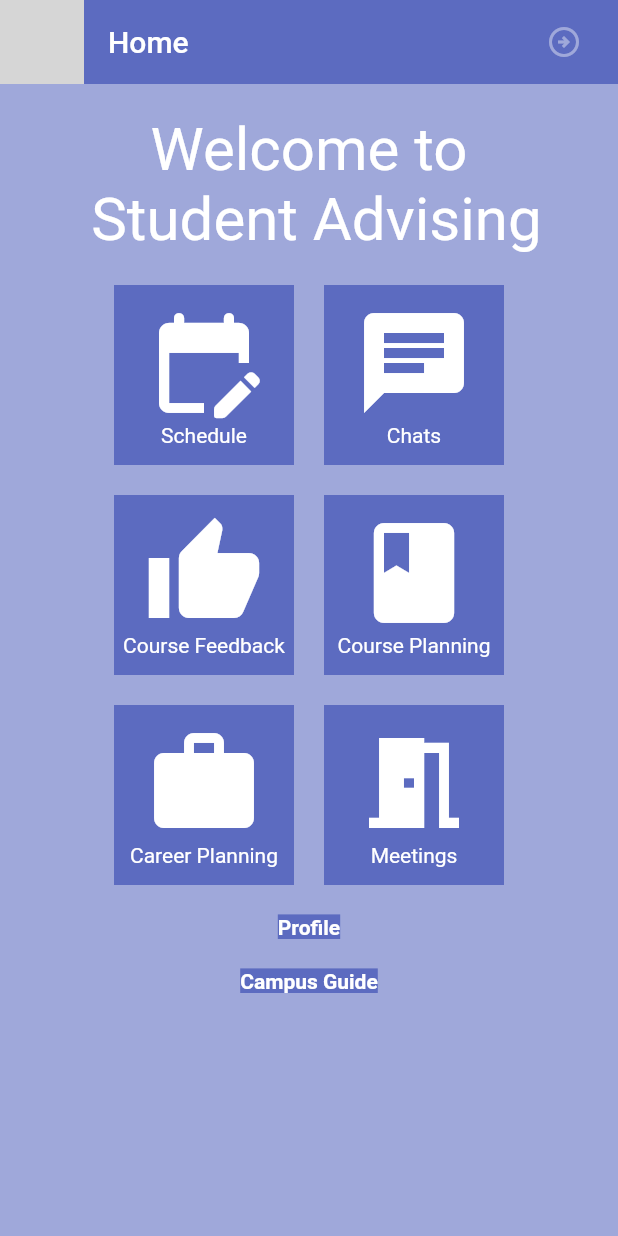
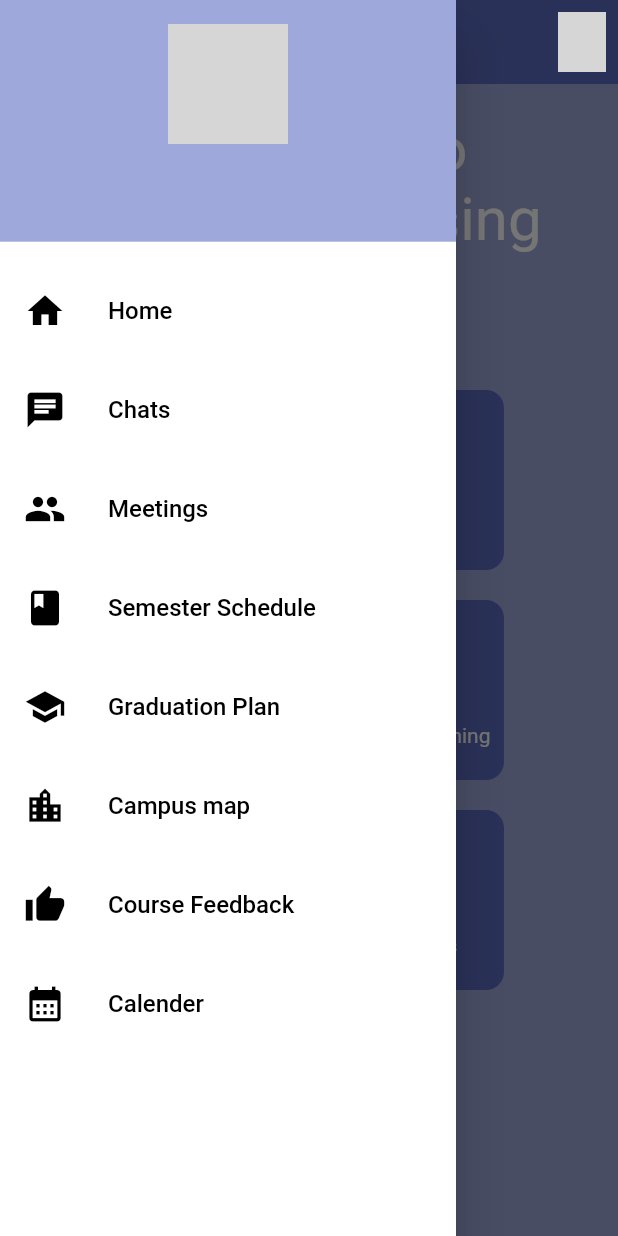
Before and after one commit to ghaidaajahjah/FYP_StudentAdvising, a Flutter app: the screen it shows once a user with an empty profile is signed in, with the side drawer open (before the commit the screen has no drawer), on a phone screen of 412 x 824 dp. Run offline on Flutter 3.47's test engine with Material 2 defaults, Android fonts, the phone set to English and light mode, and no system bars; our stand-ins replace cloud_firestore, firebase_auth, firebase_core, firebase_storage, flutter_spinkit, google_maps_flutter and 2 more; missing offline and left inert: flutter_polyline_points; accounts and stored records are empty; network calls fail; grey boxes are pictures that could not be loaded.

Commit message:
Demo ready

```diff
--- a/lib/main.dart
+++ b/lib/main.dart
@@ -3,6 +3,7 @@ import 'package:firebase_core/firebase_core.dart';
 import 'package:flutter/material.dart';
 import 'package:provider/provider.dart';
 import 'package:student_advising_app/models/user.dart';
+import 'package:student_advising_app/screens/profile/profilePicScreen.dart';
 import 'package:student_advising_app/screens/wrapper.dart';
 import 'package:student_advising_app/services/auth.dart';
 
@@ -23,6 +24,7 @@ class MyApp extends StatelessWidget {
       value: AuthService().user,
       child: MaterialApp(
         home: Wrapper(),
+        routes: {'/profile': (context) => profilePicScreen()},
       ),
     );
   }
--- a/lib/models/user.dart
+++ b/lib/models/user.dart
@@ -4,7 +4,7 @@ class MyUser {
   final String? lastName;
   final String? major;
   final String email;
-  late final String profilePic;
+  String? profilePic;
   final bool? isADvisor;
 
   MyUser(
--- /dev/null
+++ b/lib/screens/home/drawer.dart
@@ -0,0 +1,185 @@
+import 'package:flutter/material.dart';
+import 'package:flutter/src/widgets/container.dart';
+import 'package:flutter/src/widgets/framework.dart';
+import 'package:provider/provider.dart';
+import 'package:student_advising_app/models/user.dart';
+
+class NavDrawer extends StatelessWidget {
+  const NavDrawer({super.key});
+
+  @override
+  Widget build(BuildContext context) {
+    MyUser user = Provider.of<MyUser>(context);
+    String pageRouteName = '';
+    return Drawer(
+      backgroundColor: Colors.white,
+      child: ListView(
+        padding: EdgeInsets.zero,
+        children: <Widget>[
+          DrawerHeader(
+            decoration: BoxDecoration(color: Colors.indigo[200]),
+            child: Column(
+              children: [
+                CircleAvatar(
+                  backgroundImage: NetworkImage(user.profilePic!),
+                  radius: 40,
+                ),
+                const SizedBox(
+                  height: 15,
+                ),
+                Text(
+                  ' ${user.firstName} ${user.lastName}',
+                  style: const TextStyle(color: Colors.black, fontSize: 25),
+                ),
+              ],
+            ),
+          ),
+          const SizedBox(
+            height: 10,
+          ),
+          ListTile(
+            leading: const Icon(
+              Icons.home,
+              color: Colors.black,
+              size: 28,
+            ),
+            title: const Text(
+              'Home',
+              style: TextStyle(
+                color: Colors.black,
+                fontSize: 16,
+              ),
+            ),
+            onTap: () => {},
+          ),
+          const SizedBox(
+            height: 10,
+          ),
+          ListTile(
+            leading: const Icon(
+              Icons.chat,
+              color: Colors.black,
+              size: 28,
+            ),
+            title: const Text(
+              'Chats',
+              style: TextStyle(
+                color: Colors.black,
+                fontSize: 16,
+              ),
+            ),
+            onTap: () => {},
+          ),
+          const SizedBox(
+            height: 10,
+          ),
+          ListTile(
+            leading: const Icon(
+              Icons.group,
+              color: Colors.black,
+              size: 28,
+            ),
+            title: const Text(
+              'Meetings',
+              style: TextStyle(
+                color: Colors.black,
+                fontSize: 16,
+              ),
+            ),
+            onTap: () => {},
+          ),
+          const SizedBox(
+            height: 10,
+          ),
+          ListTile(
+            leading: const Icon(
+              Icons.book,
+              color: Colors.black,
+              size: 28,
+            ),
+            title: const Text(
+              'Semester Schedule',
+              style: TextStyle(
+                color: Colors.black,
+                fontSize: 16,
+              ),
+            ),
+            onTap: () => {},
+          ),
+          const SizedBox(
+            height: 10,
+          ),
+          ListTile(
+            leading: const Icon(
+              Icons.school,
+              color: Colors.black,
+              size: 28,
+            ),
+            title: const Text(
+              'Graduation Plan',
+              style: TextStyle(
+                color: Colors.black,
+                fontSize: 16,
+              ),
+            ),
+            onTap: () => {},
+          ),
+          const SizedBox(
+            height: 10,
+          ),
+          ListTile(
+            leading: const Icon(
+              Icons.location_city,
+              color: Colors.black,
+              size: 28,
+            ),
+            title: const Text(
+              'Campus map',
+              style: TextStyle(
+                color: Colors.black,
+                fontSize: 16,
+              ),
+            ),
+            onTap: () {},
+          ),
+          const SizedBox(
+            height: 10,
+          ),
+          ListTile(
+            leading: const Icon(
+              Icons.thumb_up,
+              color: Colors.black,
+              size: 28,
+            ),
+            title: const Text(
+              'Course Feedback',
+              style: TextStyle(
+                color: Colors.black,
+                fontSize: 16,
+              ),
+            ),
+            onTap: () {},
+          ),
+          const SizedBox(
+            height: 10,
+          ),
+          ListTile(
+            leading: const Icon(
+              Icons.calendar_month,
+              color: Colors.black,
+              size: 28,
+            ),
+            title: const Text(
+              'Calender',
+              style: TextStyle(
+                color: Colors.black,
+                fontSize: 16,
+              ),
+            ),
+            onTap: () {},
+          ),
+        ],
+      ),
+    );
+  }
+}
--- a/lib/screens/home/home.dart
+++ b/lib/screens/home/home.dart
@@ -12,6 +12,8 @@ import 'package:student_advising_app/screens/chat/chatList.dart';
 import 'package:student_advising_app/services/auth.dart';
 import 'package:student_advising_app/services/database.dart';
 
+import 'drawer.dart';
+
 class Home extends StatelessWidget {
   final AuthService _auth = AuthService();
 
@@ -21,23 +23,37 @@ class Home extends StatelessWidget {
     final String profilePic = user?.profilePic as String;
     return Scaffold(
         backgroundColor: Colors.indigo[200],
+        drawer: NavDrawer(),
         appBar: AppBar(
           title: const Text("Home"),
           backgroundColor: Colors.indigo[400],
           elevation: 0.0,
-          leading:
-              Image(image: NetworkImage(profilePic), width: 20, height: 20),
           actions: <Widget>[
-            TextButton.icon(
-                // ignore: prefer_const_constructors
-                style: TextButton.styleFrom(
-                  foregroundColor: Colors.indigo[200],
+            PopupMenuButton(
+                onSelected: (value) {
+                  if (value == 0) {
+                    Navigator.pushNamed(context, '/profile');
+                  }
+                },
+                icon: CircleAvatar(
+                  backgroundImage: NetworkImage(profilePic),
+                  radius: 20,
                 ),
-                onPressed: () async {
-                  await _auth.signOut();
-                },
-                icon: const Icon(Icons.arrow_circle_right_outlined),
-                label: const Text('')),
+                itemBuilder: ((context) {
+                  return [
+                    PopupMenuItem(
+                      value: 0,
+                      child: Text('Profile'),
+                    ),
+                    PopupMenuItem(child: Text('Settings')),
+                    PopupMenuItem(
+                      child: Text('Logout'),
+                      onTap: () {
+                        _auth.signOut();
+                      },
+                    ),
+                  ];
+                }))
           ],
         ),
         body: Container(
@@ -50,7 +66,7 @@ class Home extends StatelessWidget {
                 textAlign: TextAlign.center,
                 style: TextStyle(color: Colors.white, fontSize: 40),
               ),
-              const SizedBox(height: 20),
+              const SizedBox(height: 90),
               Row(mainAxisAlignment: MainAxisAlignment.center, children: [
                 Column(
                   children: [
@@ -61,13 +77,14 @@ class Home extends StatelessWidget {
                             minWidth: 120,
                             maxWidth: 120),
                         child: Container(
-                            decoration:
-                                BoxDecoration(color: Colors.indigo[400]),
+                            decoration: BoxDecoration(
+                                color: Colors.indigo[400],
+                                borderRadius: BorderRadius.circular(12)),
                             child: Column(
                               mainAxisAlignment: MainAxisAlignment.center,
                               children: [
                                 const Icon(Icons.edit_calendar_rounded,
-                                    size: 80, color: Colors.white),
+                                    size: 60, color: Colors.white),
                                 const Text("Schedule",
                                     style: TextStyle(color: Colors.white)),
                               ],
@@ -84,13 +101,14 @@ class Home extends StatelessWidget {
                             minWidth: 120,
                             maxWidth: 120),
                         child: Container(
-                            decoration:
-                                BoxDecoration(color: Colors.indigo[400]),
+                            decoration: BoxDecoration(
+                                color: Colors.indigo[400],
+                                borderRadius: BorderRadius.circular(12)),
                             child: Column(
                               mainAxisAlignment: MainAxisAlignment.center,
                               children: [
                                 const Icon(Icons.chat,
-                                    size: 80, color: Colors.white),
+                                    size: 60, color: Colors.white),
                                 const Text("Chats",
                                     style: TextStyle(color: Colors.white)),
                               ],
@@ -111,13 +129,14 @@ class Home extends StatelessWidget {
                             minWidth: 120,
                             maxWidth: 120),
                         child: Container(
-                            decoration:
-                                BoxDecoration(color: Colors.indigo[400]),
+                            decoration: BoxDecoration(
+                                color: Colors.indigo[400],
+                                borderRadius: BorderRadius.circular(12)),
                             child: Column(
                               mainAxisAlignment: MainAxisAlignment.center,
                               children: [
                                 const Icon(Icons.thumb_up,
-                                    size: 80, color: Colors.white),
+                                    size: 60, color: Colors.white),
                                 const Text("Course Feedback",
                                     style: TextStyle(color: Colors.white)),
                               ],
@@ -134,13 +153,14 @@ class Home extends StatelessWidget {
                             minWidth: 120,
                             maxWidth: 120),
                         child: Container(
-                            decoration:
-                                BoxDecoration(color: Colors.indigo[400]),
+                            decoration: BoxDecoration(
+                                color: Colors.indigo[400],
+                                borderRadius: BorderRadius.circular(12)),
                             child: Column(
                               mainAxisAlignment: MainAxisAlignment.center,
                               children: [
                                 const Icon(Icons.book,
-                                    size: 80, color: Colors.white),
+                                    size: 60, color: Colors.white),
                                 const Text("Course Planning",
                                     style: TextStyle(color: Colors.white)),
                               ],
@@ -161,13 +181,14 @@ class Home extends StatelessWidget {
                             minWidth: 120,
                             maxWidth: 120),
                         child: Container(
-                            decoration:
-                                BoxDecoration(color: Colors.indigo[400]),
+                            decoration: BoxDecoration(
+                                color: Colors.indigo[400],
+                                borderRadius: BorderRadius.circular(12)),
                             child: Column(
                               mainAxisAlignment: MainAxisAlignment.center,
                               children: [
                                 const Icon(Icons.work,
-                                    size: 80, color: Colors.white),
+                                    size: 60, color: Colors.white),
                                 const Text("Career Planning",
                                     style: TextStyle(color: Colors.white)),
                               ],
@@ -184,13 +205,14 @@ class Home extends StatelessWidget {
                             minWidth: 120,
                             maxWidth: 120),
                         child: Container(
-                            decoration:
-                                BoxDecoration(color: Colors.indigo[400]),
+                            decoration: BoxDecoration(
+                                color: Colors.indigo[400],
+                                borderRadius: BorderRadius.circular(12)),
                             child: Column(
                               mainAxisAlignment: MainAxisAlignment.center,
                               children: [
                                 const Icon(Icons.meeting_room,
-                                    size: 80, color: Colors.white),
+                                    size: 60, color: Colors.white),
                                 const Text("Meetings",
                                     style: TextStyle(color: Colors.white)),
                               ],
@@ -199,33 +221,33 @@ class Home extends StatelessWidget {
                 )
               ]),
               const SizedBox(height: 20),
-              GestureDetector(
-                onTap: () {
-                  Navigator.push(context, MaterialPageRoute(builder: (context) {
-                    return profilePicScreen();
-                  }));
-                },
-                child: Text("Profile",
-                    style: TextStyle(
-                        backgroundColor: Colors.indigo[400],
-                        color: const Color.fromARGB(255, 255, 255, 255),
-                        fontWeight: FontWeight.bold)),
-              ),
-              const SizedBox(
-                height: 20,
-              ),
-              GestureDetector(
-                onTap: () {
-                  Navigator.push(context, MaterialPageRoute(builder: (context) {
-                    return const MapScreen();
-                  }));
-                },
-                child: Text("Campus Guide",
-                    style: TextStyle(
-                        backgroundColor: Colors.indigo[400],
-                        color: const Color.fromARGB(255, 255, 255, 255),
-                        fontWeight: FontWeight.bold)),
-              ),
+              // GestureDetector(
+              //   onTap: () {
+              //     Navigator.push(context, MaterialPageRoute(builder: (context) {
+              //       return profilePicScreen();
+              //     }));
+              //   },
+              //   child: Text("Profile",
+              //       style: TextStyle(
+              //           backgroundColor: Colors.indigo[400],
+              //           color: const Color.fromARGB(255, 255, 255, 255),
+              //           fontWeight: FontWeight.bold)),
+              // ),
+              // const SizedBox(
+              //   height: 20,
+              // ),
+              // GestureDetector(
+              //   onTap: () {
+              //     Navigator.push(context, MaterialPageRoute(builder: (context) {
+              //       return const MapScreen();
+              //     }));
+              //   },
+              //   child: Text("Campus Guide",
+              //       style: TextStyle(
+              //           backgroundColor: Colors.indigo[400],
+              //           color: const Color.fromARGB(255, 255, 255, 255),
+              //           fontWeight: FontWeight.bold)),
+              // ),
             ],
           ),
         ));
--- a/lib/screens/profile/profilePicScreen.dart
+++ b/lib/screens/profile/profilePicScreen.dart
@@ -17,7 +17,7 @@ class profilePicScreen extends StatefulWidget {
 class _profilePicScreenState extends State<profilePicScreen> {
   String picURL = " ";
 
-  void pickUploadImage(MyUser? user) async {
+  Future pickUploadImage(MyUser? user) async {
     final image = await ImagePicker().pickImage(
         source: ImageSource.gallery,
         maxWidth: 512,
@@ -30,13 +30,13 @@ class _profilePicScreenState extends State<profilePicScreen> {
           FirebaseStorage.instance.ref().child("profilePics/" + userUid);
       print("path: " + image!.path);
       await ref.putFile(File(image.path));
-      ref.getDownloadURL().then((value) {
+      ref.getDownloadURL().then((value) async {
         print("value: " + value);
         setState(() {
           picURL = value;
         });
         user.profilePic = value;
-        Database().updateUserData(user);
+        await Database().updateUserData(user);
       });
     }
   }
@@ -60,13 +60,16 @@ class _profilePicScreenState extends State<profilePicScreen> {
               child: Column(children: [
         SizedBox(height: 10),
         Image(
-            image: NetworkImage(picURL == " " ? user!.profilePic : picURL),
+            image: NetworkImage(picURL == " " ? user!.profilePic! : picURL),
             width: 200,
             height: 200),
         SizedBox(height: 10),
         Text("${user?.firstName} ${user?.lastName}"),
         TextButton(
-            onPressed: () => pickUploadImage(user),
+            onPressed: () async {
+              await pickUploadImage(user);
+              setState(() {});
+            },
             child: Text("Change Avatar"))
       ]))),
     );
--- a/lib/services/database.dart
+++ b/lib/services/database.dart
@@ -7,7 +7,7 @@ class Database {
       FirebaseFirestore.instance.collection("userCollection");
 
   Future<void> updateUserData(MyUser user) async {
-    userCollection.doc(user.uid).set({
+    await userCollection.doc(user.uid).set({
       "email": user.email,
       "firstName": user.firstName,
       "lastName": user.lastName,
```
